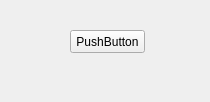
Old version of the form src/meshlabplugins/editsegment/meshcutdialog.ui in the repository cnr-isti-vclab/meshlab.
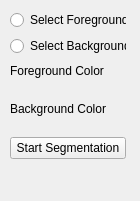
New version of the form. Custom widgets are drawn as their Qt base class.

Commit message: redesigned the meshcutdialog

Diff of the .ui file:
```diff
--- a/src/meshlabplugins/editsegment/meshcutdialog.ui
+++ b/src/meshlabplugins/editsegment/meshcutdialog.ui
@@ -5,28 +5,151 @@
    <rect>
     <x>0</x>
     <y>0</y>
-    <width>210</width>
-    <height>102</height>
+    <width>140</width>
+    <height>201</height>
    </rect>
   </property>
   <property name="windowTitle" >
    <string>MeshCutDialog</string>
   </property>
-  <widget class="QPushButton" name="pushButton" >
+  <widget class="QWidget" name="layoutWidget" >
    <property name="geometry" >
     <rect>
-     <x>70</x>
-     <y>30</y>
-     <width>75</width>
-     <height>23</height>
+     <x>10</x>
+     <y>10</y>
+     <width>116</width>
+     <height>149</height>
     </rect>
    </property>
-   <property name="text" >
-    <string>PushButton</string>
-   </property>
+   <layout class="QVBoxLayout" >
+    <property name="margin" >
+     <number>0</number>
+    </property>
+    <property name="spacing" >
+     <number>6</number>
+    </property>
+    <item>
+     <layout class="QVBoxLayout" >
+      <property name="margin" >
+       <number>0</number>
+      </property>
+      <property name="spacing" >
+       <number>6</number>
+      </property>
+      <item>
+       <widget class="QRadioButton" name="foreRadioButton" >
+        <property name="text" >
+         <string>Select Foreground</string>
+        </property>
+       </widget>
+      </item>
+      <item>
+       <widget class="QRadioButton" name="backRadioButton" >
+        <property name="text" >
+         <string>Select Background</string>
+        </property>
+       </widget>
+      </item>
+     </layout>
+    </item>
+    <item>
+     <layout class="QVBoxLayout" >
+      <property name="margin" >
+       <number>0</number>
+      </property>
+      <property name="spacing" >
+       <number>6</number>
+      </property>
+      <item>
+       <layout class="QHBoxLayout" >
+        <property name="margin" >
+         <number>0</number>
+        </property>
+        <property name="spacing" >
+         <number>6</number>
+        </property>
+        <item>
+         <widget class="QLabel" name="foregroundLabel" >
+          <property name="text" >
+           <string>Foreground Color
+</string>
+          </property>
+         </widget>
+        </item>
+        <item>
+         <widget class="ColorPicker" native="1" name="foreColorPicker" >
+          <property name="minimumSize" >
+           <size>
+            <width>0</width>
+            <height>0</height>
+           </size>
+          </property>
+          <property name="maximumSize" >
+           <size>
+            <width>16777215</width>
+            <height>16777215</height>
+           </size>
+          </property>
+         </widget>
+        </item>
+       </layout>
+      </item>
+      <item>
+       <layout class="QHBoxLayout" >
+        <property name="margin" >
+         <number>0</number>
+        </property>
+        <property name="spacing" >
+         <number>6</number>
+        </property>
+        <item>
+         <widget class="QLabel" name="backgroundLabel" >
+          <property name="text" >
+           <string>Background Color
+</string>
+          </property>
+         </widget>
+        </item>
+        <item>
+         <widget class="ColorPicker" native="1" name="backColorPicker" >
+          <property name="minimumSize" >
+           <size>
+            <width>0</width>
+            <height>0</height>
+           </size>
+          </property>
+          <property name="maximumSize" >
+           <size>
+            <width>16777215</width>
+            <height>16777215</height>
+           </size>
+          </property>
+         </widget>
+        </item>
+       </layout>
+      </item>
+     </layout>
+    </item>
+    <item>
+     <widget class="QPushButton" name="meshSegmentButton" >
+      <property name="text" >
+       <string>Start Segmentation</string>
+      </property>
+     </widget>
+    </item>
+   </layout>
   </widget>
  </widget>
  <layoutdefault spacing="6" margin="11" />
- <resources/>
+ <customwidgets>
+  <customwidget>
+   <class>ColorPicker</class>
+   <extends>QWidget</extends>
+   <header>colorpicker.h</header>
+  </customwidget>
+ </customwidgets>
+ <resources>
+  <include location="meshlab.qrc" />
+ </resources>
  <connections/>
 </ui>
```
Left out of the diff: 2 changed lines with no effect on the pictures. The commit also changes 2 other files.
